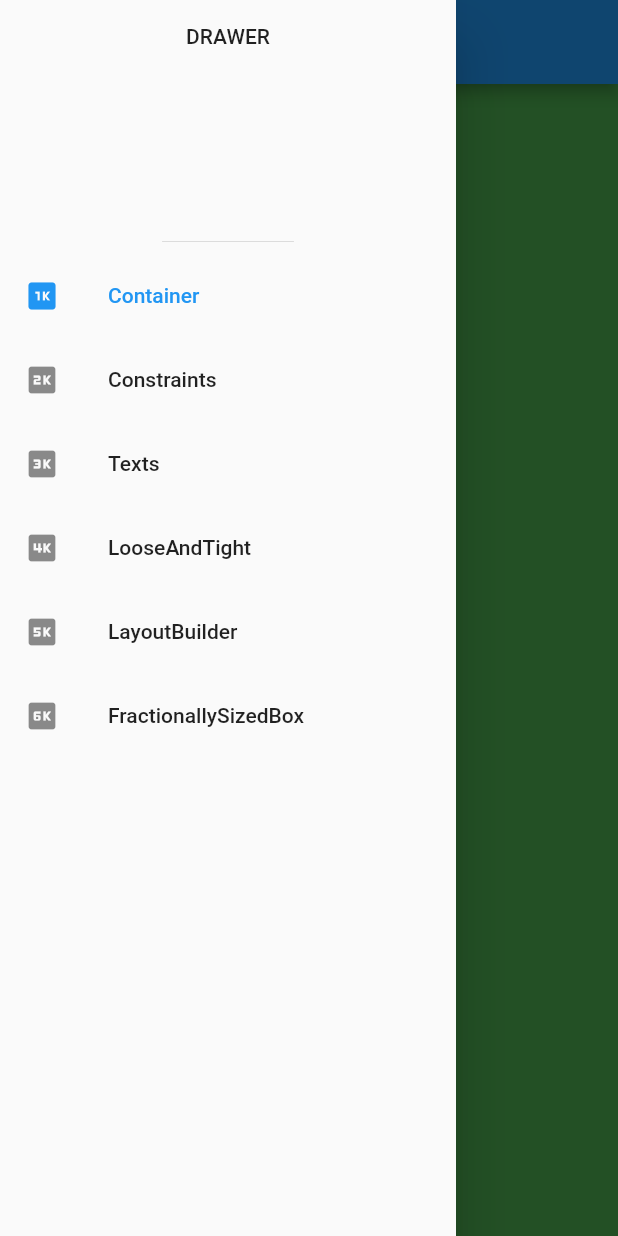
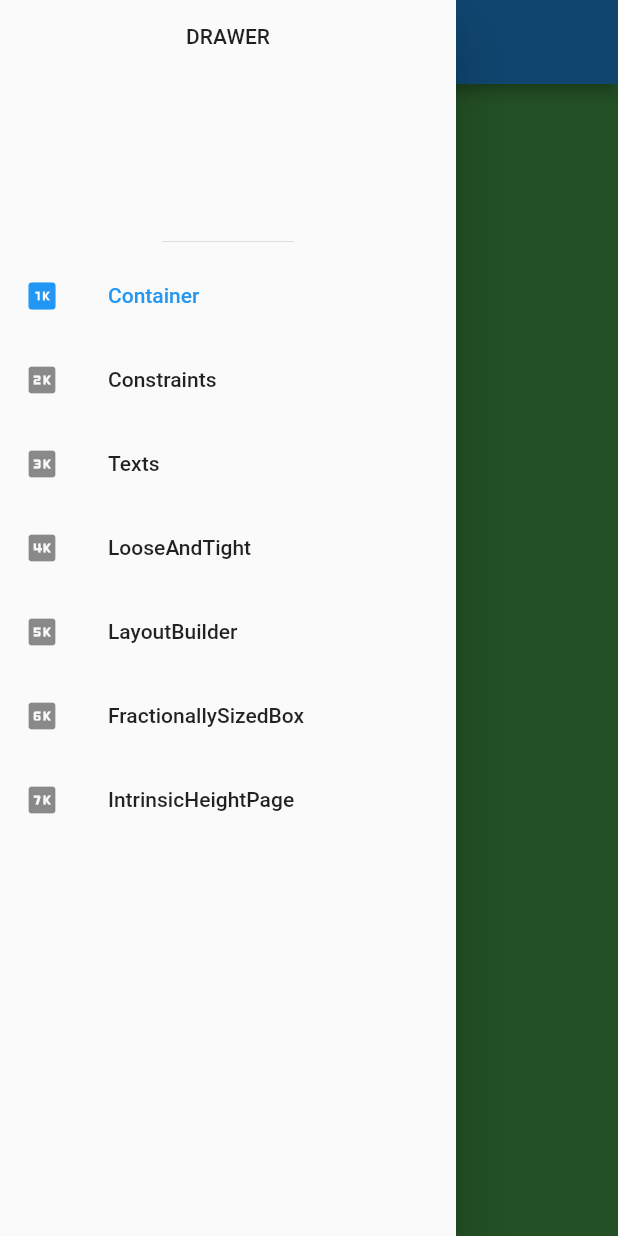
Before and after one commit to matheusEduardoTavares/FlutterResponsividade, a Flutter app: the screen it shows after launch, with the side drawer open, on a phone screen of 412 x 824 dp. Run offline on Flutter 3.47's test engine with Material 2 defaults, Android fonts, the phone set to English and light mode, and no system bars; our stand-ins replace device_preview.

Commit message:
Aula 18 - IntrinsicHeight & IntrinsicWidth - finalizada

```diff
--- a/secao3/lib/utils/pages_definition.dart
+++ b/secao3/lib/utils/pages_definition.dart
@@ -3,6 +3,7 @@ import 'package:secao3/models/pages_definition/pages_definition_model.dart';
 import 'package:secao3/pages/constraints_page/constraints_page.dart';
 import 'package:secao3/pages/fractionally_sizedbox_page/fractionally_sizedbox_page.dart';
 import 'package:secao3/pages/home_page/home_page.dart';
+import 'package:secao3/pages/intrinsic_height_page/intrinsic_height_page.dart';
 import 'package:secao3/pages/layout_builder_page/layout_builder_page.dart';
 import 'package:secao3/pages/loose_and_tight_page/loose_and_tight_page.dart';
 import 'package:secao3/pages/texts_pages/texts_pages.dart';
@@ -14,6 +15,7 @@ abstract class PagesDefinition {
   static const looseAndTightPage = '/loose-and-tight-pages';
   static const layoutBuilderPage = '/layout-builder-pages';
   static const fractionallySizedBoxPage = '/fractionally-sizedbox-pages';
+  static const intrinsicHeightPage = '/intrinsic-height-page';
 
   static final pagesName = <String, Widget Function(BuildContext)>{
     homePage: (BuildContext _) => HomePage(),
@@ -22,6 +24,7 @@ abstract class PagesDefinition {
     looseAndTightPage: (BuildContext _) => LooseAndTightPage(),
     layoutBuilderPage: (BuildContext _) => LayoutBuilderPage(),
     fractionallySizedBoxPage: (BuildContext _) => FractionallySizedBoxPage(),
+    intrinsicHeightPage: (BuildContext _) => IntrinsicHeightPage(),
   };
 
   static final pages = <PagesDefinitionModel>[
@@ -55,5 +58,10 @@ abstract class PagesDefinition {
       title: 'FractionallySizedBox',
       route: fractionallySizedBoxPage,
     ),
+    PagesDefinitionModel(
+      leading: const Icon(Icons.seven_k),
+      title: 'IntrinsicHeightPage',
+      route: intrinsicHeightPage,
+    ),
   ];
 }
```
Also changed, not shown: secao3/lib/pages/intrinsic_height_page/intrinsic_height_page.dart (added, +60 -0 lines).
